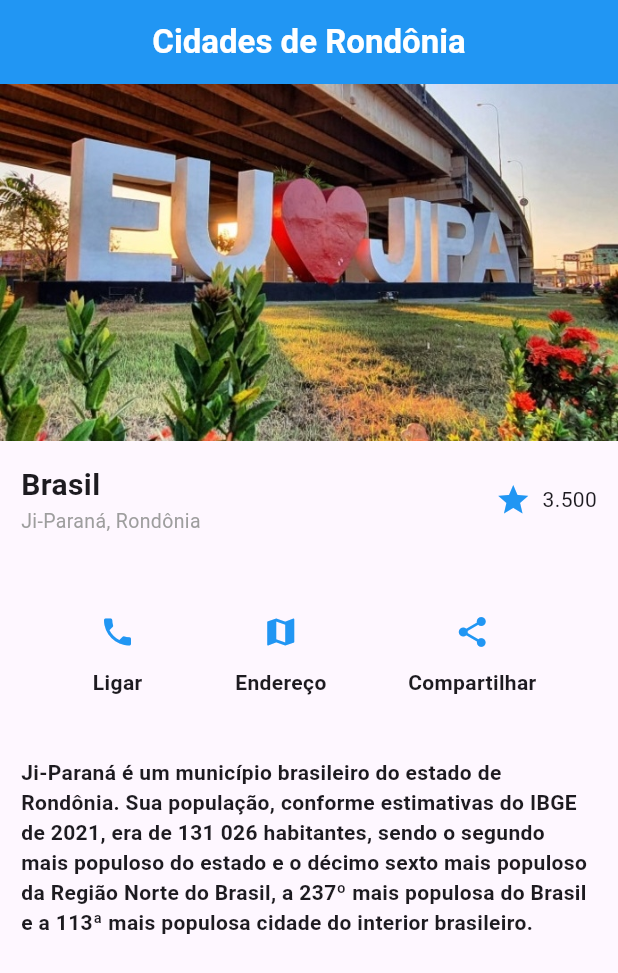
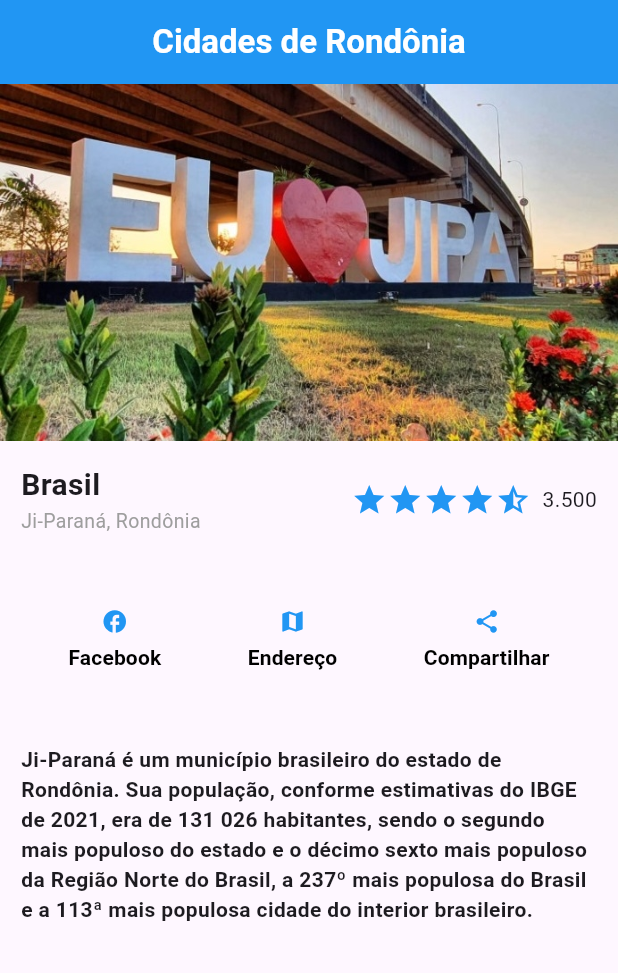
Before and after one commit to JoaoFelipem/Tela_informativa_flutter, a Flutter app: the screen it shows after launch, on a phone screen of 412 x 824 dp. Shown: the top 973 px of the screen. Run offline on Flutter 3.47's test engine with Material 3 defaults, Android fonts, the phone set to English and light mode, and no system bars.

Commit message:
Ajustes aula 01/03

```diff
--- a/lib/main.dart
+++ b/lib/main.dart
@@ -9,14 +9,16 @@
     return MaterialApp(
         home: Scaffold(
             appBar: AppBar(
-          title: Text("Cidades de Rondônia",
-            style:TextStyle(fontWeight: FontWeight.bold, color: Colors.white),),
+              title: Text(
+                "Cidades de Rondônia",
+                style:
+                    TextStyle(fontWeight: FontWeight.bold, color: Colors.white),
+              ),
               centerTitle: true,
               backgroundColor: Colors.blue,
             ),
-        body: Column(
-          crossAxisAlignment: CrossAxisAlignment.start,
-          children: [
+            body:
+                Column(crossAxisAlignment: CrossAxisAlignment.start, children: [
               //Imagem
               Container(
                   width: double.infinity,
@@ -24,9 +26,7 @@
                       child: Image.asset(
                     'assets/images/jiparana.jpg',
                     fit: BoxFit.contain,
-                      )
-                    )
-                  ),
+                  ))),
 
               //País estado, cidade e estrelas
               Container(
@@ -49,19 +49,21 @@
                           ],
                         ),
                       ),
-
+                      //Spacer(),
                       //Estrelas
                       Container(
                           child: Row(
                         children: [
                           Icon(Icons.star, color: Colors.blue),
+                          Icon(Icons.star, color: Colors.blue),
+                          Icon(Icons.star, color: Colors.blue),
+                          Icon(Icons.star, color: Colors.blue),
+                          Icon(Icons.star_half_sharp, color: Colors.blue),
                           Text("  3.500")
                         ],
-                        )
-                      ),
+                      )),
                     ],
-                  )
-                ),
+                  )),
 
               //BOTÕES
               Container(
@@ -70,33 +72,69 @@
                     mainAxisAlignment: MainAxisAlignment.spaceEvenly,
                     children: [
                       Column(children: [
-                        IconButton(
+                        TextButton(
+                          onPressed: () {},
+                          child: Column(
+                            children: [
+                              Icon(Icons.facebook, color: Colors.blue),
+                              SizedBox(height: 5),
+                              Text("Facebook",
+                                  style: TextStyle(
+                                      fontWeight: FontWeight.bold,
+                                      color: Colors.black))
+                            ],
+                          ),
+                        )
+
+                        /*IconButton(
                             icon: Icon(Icons.phone, color: Colors.blue),
                             onPressed: () {}),
                         Text("Ligar",
-                            style: TextStyle(fontWeight: FontWeight.bold))
-                        ]
+                            style: TextStyle(fontWeight: FontWeight.bold))*/
+                      ]),
+                      Column(children: [
+                        TextButton(
+                          onPressed: () {},
+                          child: Column(
+                            children: [
+                              Icon(Icons.map, color: Colors.blue),
+                              SizedBox(height: 5),
+                              Text("Endereço",
+                                  style: TextStyle(
+                                      fontWeight: FontWeight.bold,
+                                      color: Colors.black))
+                            ],
                           ),
-                      Column(children: [
-                        IconButton(
+                        )
+
+                        /*IconButton(
                             icon: Icon(Icons.map, color: Colors.blue),
                             onPressed: () {}),
                         Text("Endereço",
-                            style: TextStyle(fontWeight: FontWeight.bold))
-                        ]
+                            style: TextStyle(fontWeight: FontWeight.bold))*/
+                      ]),
+                      Column(children: [
+                        TextButton(
+                          onPressed: () {},
+                          child: Column(
+                            children: [
+                              Icon(Icons.share, color: Colors.blue),
+                              SizedBox(height: 5),
+                              Text("Compartilhar",
+                                  style: TextStyle(
+                                      fontWeight: FontWeight.bold,
+                                      color: Colors.black))
+                            ],
                           ),
-                      Column(
-                          children: [
-                            IconButton(
+                        )
+                        /*IconButton(
                                 icon: Icon(Icons.share, color: Colors.blue),
                                 onPressed: () {}),
                             Text("Compartilhar",
-                                style: TextStyle(fontWeight: FontWeight.bold))
-                          ]
-                      )
+                                style: TextStyle(fontWeight: FontWeight.bold))*/
+                      ])
                     ],
-                   )
-                  ),
+                  )),
 
               //Descrição
               Container(
@@ -104,9 +142,6 @@
                   child: Text(
                       "Ji-Paraná é um município brasileiro do estado de Rondônia. Sua população, conforme estimativas do IBGE de 2021, era de 131 026 habitantes, sendo o segundo mais populoso do estado e o décimo sexto mais populoso da Região Norte do Brasil, a 237º mais populosa do Brasil e a 113ª mais populosa cidade do interior brasileiro.",
                       style: TextStyle(fontWeight: FontWeight.w600)))
-            ]
-                )
-              )
-            );
+            ])));
   }
 }
```
Lines whose indentation alone changed are shown as unchanged.
